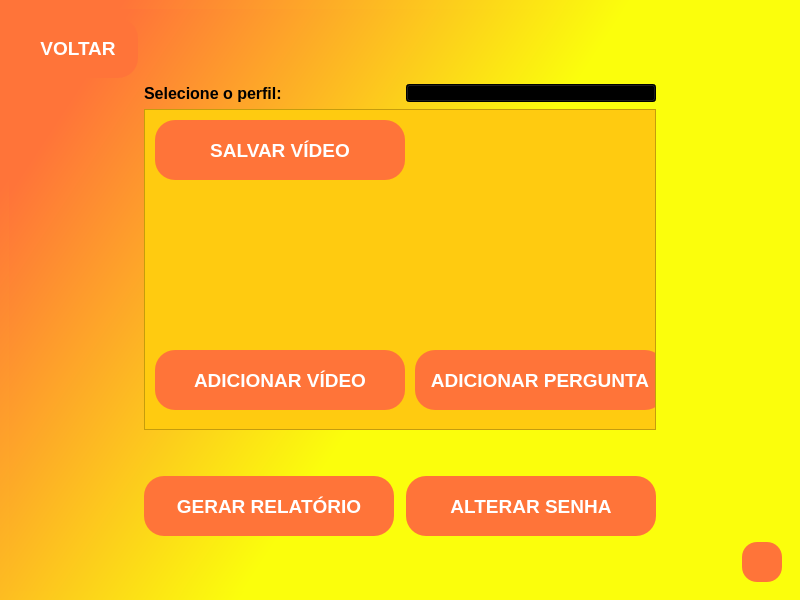
Old version of the form 5.Modulados/Modulados/mainwindow.ui in the repository IsadoraVanco/Gamellito.
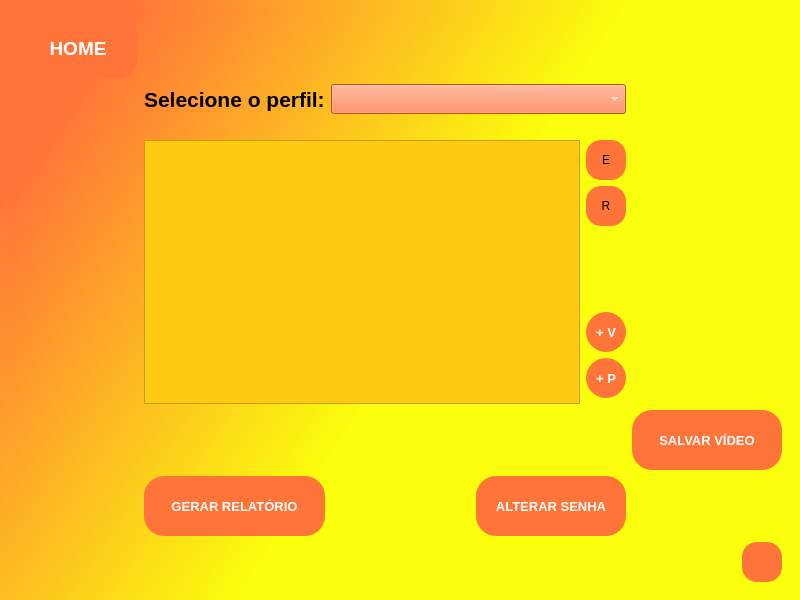
New version of the form. The open tabs and pages were chosen to show the change.

Diff of the .ui file:
```diff
--- a/5.Modulados/Modulados/mainwindow.ui
+++ b/5.Modulados/Modulados/mainwindow.ui
@@ -582,8 +582,175 @@
       </widget>
       <widget class="QWidget" name="configurar">
        <layout class="QGridLayout" name="gridLayout_4">
-        <item row="4" column="1">
+
+        <item row="6" column="5">
+
+         <spacer name="horizontalSpacer_configurar">
+
+          <property name="orientation">
+
+           <enum>Qt::Horizontal</enum>
+
+          </property>
+
+          <property name="sizeType">
+
+           <enum>QSizePolicy::Minimum</enum>
+
+          </property>
+
+          <property name="sizeHint" stdset="0">
+
+           <size>
+
+            <width>120</width>
+
+            <height>20</height>
+
+           </size>
+
+          </property>
+
+         </spacer>
+
+        </item>
+
+        <item row="8" column="5" alignment="Qt::AlignRight|Qt::AlignBottom">
+
+         <widget class="QPushButton" name="pushButton_sair">
+
+          <property name="sizePolicy">
+
+           <sizepolicy hsizetype="Fixed" vsizetype="Fixed">
+
+            <horstretch>0</horstretch>
+
+            <verstretch>0</verstretch>
+
+           </sizepolicy>
+
+          </property>
+
+          <property name="minimumSize">
+
+           <size>
+
+            <width>40</width>
+
+            <height>40</height>
+
+           </size>
+
+          </property>
+
+          <property name="maximumSize">
+
+           <size>
+
+            <width>40</width>
+
+            <height>40</height>
+
+           </size>
+
+          </property>
+
+          <property name="font">
+
+           <font>
+
+            <pointsize>14</pointsize>
+
+            <weight>75</weight>
+
+            <bold>true</bold>
+
+           </font>
+
+          </property>
+
+          <property name="cursor">
+
+           <cursorShape>PointingHandCursor</cursorShape>
+
+          </property>
+
+          <property name="styleSheet">
+
+           <string notr="true">QPushButton {
+
+	background-color: #FF7439;
+
+	border-radius: 15px;
+
+	border: none;
+
+}
+
+
+
+QPushButton:pressed {
+
+	background-color: #c8592d;
+
+}
+
+
+
+QPushButton:hover {
+
+	background-color: #c8592d;
+
+}</string>
+
+          </property>
+
+          <property name="text">
+
+           <string/>
+
+          </property>
+
+         </widget>
+
+        </item>
+
+        <item row="6" column="2">
+
+         <spacer name="horizontalSpacer_configurar_3">
+
+          <property name="orientation">
+
+           <enum>Qt::Horizontal</enum>
+
+          </property>
+
+          <property name="sizeType">
+
+           <enum>QSizePolicy::Expanding</enum>
+
+          </property>
+
+          <property name="sizeHint" stdset="0">
+
+           <size>
+
+            <width>40</width>
+
+            <height>20</height>
+
+           </size>
+
+          </property>
+
+         </spacer>
+
+        </item>
+
+        <item row="6" column="1">
+
          <widget class="QPushButton" name="pushButton_gerar_relatorio">
+
           <property name="sizePolicy">
            <sizepolicy hsizetype="Fixed" vsizetype="Fixed">
             <horstretch>0</horstretch>
@@ -591,11 +758,17 @@
            </sizepolicy>
           </property>
           <property name="minimumSize">
+
            <size>
-            <width>250</width>
+
+            <width>150</width>
+
             <height>60</height>
+
            </size>
+
           </property>
+
           <property name="maximumSize">
            <size>
             <width>250</width>
@@ -603,12 +776,19 @@
            </size>
           </property>
           <property name="font">
+
            <font>
-            <pointsize>14</pointsize>
+
+            <pointsize>10</pointsize>
+
             <weight>75</weight>
+
             <bold>true</bold>
+
            </font>
+
           </property>
+
           <property name="cursor">
            <cursorShape>PointingHandCursor</cursorShape>
           </property>
@@ -632,7 +812,9 @@
            <string>GERAR RELATÓRIO</string>
           </property>
          </widget>
+
         </item>
+
         <item row="0" column="0">
          <widget class="QPushButton" name="pushButton_voltar_configurar">
           <property name="sizePolicy">
@@ -680,12 +862,50 @@
 }</string>
           </property>
           <property name="text">
-           <string>VOLTAR</string>
+
+           <string>HOME</string>
+
           </property>
+
          </widget>
         </item>
-        <item row="4" column="3">
+
+        <item row="5" column="1">
+
+         <spacer name="verticalSpacer_configurar">
+
+          <property name="orientation">
+
+           <enum>Qt::Vertical</enum>
+
+          </property>
+
+          <property name="sizeType">
+
+           <enum>QSizePolicy::Minimum</enum>
+
+          </property>
+
+          <property name="sizeHint" stdset="0">
+
+           <size>
+
+            <width>20</width>
+
+            <height>40</height>
+
+           </size>
+
+          </property>
+
+         </spacer>
+
+        </item>
+
+        <item row="6" column="3">
+
          <widget class="QPushButton" name="pushButton_alterar_senha">
+
           <property name="sizePolicy">
            <sizepolicy hsizetype="Fixed" vsizetype="Fixed">
             <horstretch>0</horstretch>
@@ -693,18 +913,31 @@
            </sizepolicy>
           </property>
           <property name="minimumSize">
+
            <size>
-            <width>250</width>
+
+            <width>150</width>
+
             <height>60</height>
+
            </size>
+
           </property>
+
           <property name="font">
+
            <font>
-            <pointsize>14</pointsize>
+
+            <pointsize>10</pointsize>
+
             <weight>75</weight>
+
             <bold>true</bold>
+
            </font>
+
           </property>
+
           <property name="cursor">
            <cursorShape>PointingHandCursor</cursorShape>
           </property>
@@ -728,110 +961,13 @@
            <string>ALTERAR SENHA</string>
           </property>
          </widget>
+
         </item>
-        <item row="1" column="3">
-         <widget class="QComboBox" name="comboBox_perfis"/>
-        </item>
-        <item row="4" column="4">
-         <spacer name="horizontalSpacer_configurar">
-          <property name="orientation">
-           <enum>Qt::Horizontal</enum>
-          </property>
-          <property name="sizeType">
-           <enum>QSizePolicy::Minimum</enum>
-          </property>
-          <property name="sizeHint" stdset="0">
-           <size>
-            <width>120</width>
-            <height>20</height>
-           </size>
-          </property>
-         </spacer>
-        </item>
-        <item row="3" column="1">
-         <spacer name="verticalSpacer_configurar">
-          <property name="orientation">
-           <enum>Qt::Vertical</enum>
-          </property>
-          <property name="sizeType">
-           <enum>QSizePolicy::Minimum</enum>
-          </property>
-          <property name="sizeHint" stdset="0">
-           <size>
-            <width>20</width>
-            <height>40</height>
-           </size>
-          </property>
-         </spacer>
-        </item>
-        <item row="5" column="4" alignment="Qt::AlignRight|Qt::AlignBottom">
-         <widget class="QPushButton" name="pushButton_sair">
-          <property name="sizePolicy">
-           <sizepolicy hsizetype="Fixed" vsizetype="Fixed">
-            <horstretch>0</horstretch>
-            <verstretch>0</verstretch>
-           </sizepolicy>
-          </property>
-          <property name="minimumSize">
-           <size>
-            <width>40</width>
-            <height>40</height>
-           </size>
-          </property>
-          <property name="maximumSize">
-           <size>
-            <width>40</width>
-            <height>40</height>
-           </size>
-          </property>
-          <property name="font">
-           <font>
-            <pointsize>14</pointsize>
-            <weight>75</weight>
-            <bold>true</bold>
-           </font>
-          </property>
-          <property name="cursor">
-           <cursorShape>PointingHandCursor</cursorShape>
-          </property>
-          <property name="styleSheet">
-           <string notr="true">QPushButton {
-	background-color: #FF7439;
-	border-radius: 15px;
-	border: none;
-}
 
-QPushButton:pressed {
-	background-color: #c8592d;
-}
+        <item row="6" column="0">
 
-QPushButton:hover {
-	background-color: #c8592d;
-}</string>
-          </property>
-          <property name="text">
-           <string/>
-          </property>
-         </widget>
-        </item>
-        <item row="5" column="1">
-         <spacer name="verticalSpacer_configurar_2">
-          <property name="orientation">
-           <enum>Qt::Vertical</enum>
-          </property>
-          <property name="sizeType">
-           <enum>QSizePolicy::Minimum</enum>
-          </property>
-          <property name="sizeHint" stdset="0">
-           <size>
-            <width>20</width>
-            <height>40</height>
-           </size>
-          </property>
-         </spacer>
-        </item>
-        <item row="4" column="0">
          <spacer name="horizontalSpacer_configurar_2">
+
           <property name="orientation">
            <enum>Qt::Horizontal</enum>
           </property>
@@ -845,217 +981,25 @@
            </size>
           </property>
          </spacer>
-        </item>
-        <item row="4" column="2">
-         <spacer name="horizontalSpacer_configurar_3">
-          <property name="orientation">
-           <enum>Qt::Horizontal</enum>
-          </property>
-          <property name="sizeType">
-           <enum>QSizePolicy::Expanding</enum>
-          </property>
-          <property name="sizeHint" stdset="0">
-           <size>
-            <width>40</width>
-            <height>20</height>
-           </size>
-          </property>
-         </spacer>
-        </item>
-        <item row="2" column="1" colspan="3">
-         <widget class="QScrollArea" name="scrollArea">
-          <property name="styleSheet">
-           <string notr="true">background-color: rgb(255, 203, 16);</string>
-          </property>
-          <property name="widgetResizable">
-           <bool>true</bool>
-          </property>
-          <widget class="QWidget" name="scrollAreaWidgetContents">
-           <property name="geometry">
-            <rect>
-             <x>0</x>
-             <y>0</y>
-             <width>100</width>
-             <height>30</height>
-            </rect>
-           </property>
-           <widget class="QPushButton" name="pushButton_adicionar_pergunta">
-            <property name="geometry">
-             <rect>
-              <x>270</x>
-              <y>240</y>
-              <width>250</width>
-              <height>60</height>
-             </rect>
-            </property>
-            <property name="sizePolicy">
-             <sizepolicy hsizetype="Expanding" vsizetype="MinimumExpanding">
-              <horstretch>100</horstretch>
-              <verstretch>0</verstretch>
-             </sizepolicy>
-            </property>
-            <property name="minimumSize">
-             <size>
-              <width>250</width>
-              <height>60</height>
-             </size>
-            </property>
-            <property name="maximumSize">
-             <size>
-              <width>250</width>
-              <height>60</height>
-             </size>
-            </property>
-            <property name="font">
-             <font>
-              <pointsize>14</pointsize>
-              <weight>75</weight>
-              <bold>true</bold>
-             </font>
-            </property>
-            <property name="cursor">
-             <cursorShape>PointingHandCursor</cursorShape>
-            </property>
-            <property name="styleSheet">
-             <string notr="true">QPushButton {
-	background-color: #FF7439;
-	border-radius: 20px;
-	border: none;
-	color: #fff;
-}
 
-QPushButton:hover {
-	background-color: #c8592d;
-}
-
-QPushButton:pressed {
-	background-color: #c8592d;
-}</string>
-            </property>
-            <property name="text">
-             <string>ADICIONAR PERGUNTA</string>
-            </property>
-           </widget>
-           <widget class="QPushButton" name="pushButton_adicionar_video">
-            <property name="geometry">
-             <rect>
-              <x>10</x>
-              <y>240</y>
-              <width>250</width>
-              <height>60</height>
-             </rect>
-            </property>
-            <property name="sizePolicy">
-             <sizepolicy hsizetype="Expanding" vsizetype="MinimumExpanding">
-              <horstretch>100</horstretch>
-              <verstretch>0</verstretch>
-             </sizepolicy>
-            </property>
-            <property name="minimumSize">
-             <size>
-              <width>250</width>
-              <height>60</height>
-             </size>
-            </property>
-            <property name="maximumSize">
-             <size>
-              <width>250</width>
-              <height>60</height>
-             </size>
-            </property>
-            <property name="font">
-             <font>
-              <pointsize>14</pointsize>
-              <weight>75</weight>
-              <bold>true</bold>
-             </font>
-            </property>
-            <property name="cursor">
-             <cursorShape>PointingHandCursor</cursorShape>
-            </property>
-            <property name="styleSheet">
-             <string notr="true">QPushButton {
-	background-color: #FF7439;
-	border-radius: 20px;
-	border: none;
-	color: #fff;
-}
-
-QPushButton:hover {
-	background-color: #c8592d;
-}
-
-QPushButton:pressed {
-	background-color: #c8592d;
-}</string>
-            </property>
-            <property name="text">
-             <string>ADICIONAR VÍDEO</string>
-            </property>
-           </widget>
-           <widget class="QPushButton" name="pushButton_salvar_video">
-            <property name="geometry">
-             <rect>
-              <x>10</x>
-              <y>10</y>
-              <width>250</width>
-              <height>60</height>
-             </rect>
-            </property>
-            <property name="sizePolicy">
-             <sizepolicy hsizetype="Fixed" vsizetype="Fixed">
-              <horstretch>0</horstretch>
-              <verstretch>0</verstretch>
-             </sizepolicy>
-            </property>
-            <property name="minimumSize">
-             <size>
-              <width>250</width>
-              <height>60</height>
-             </size>
-            </property>
-            <property name="font">
-             <font>
-              <pointsize>14</pointsize>
-              <weight>75</weight>
-              <bold>true</bold>
-             </font>
-            </property>
-            <property name="cursor">
-             <cursorShape>PointingHandCursor</cursorShape>
-            </property>
-            <property name="styleSheet">
-             <string notr="true">QPushButton {
-	background-color: #FF7439;
-	border-radius: 20px;
-	border: none;
-	color: #fff;
-}
-
-QPushButton:hover {
-	background-color: #c8592d;
-}
-
-QPushButton:pressed {
-	background-color: #c8592d;
-}</string>
-            </property>
-            <property name="text">
-             <string>SALVAR VÍDEO</string>
-            </property>
-           </widget>
-          </widget>
-         </widget>
         </item>
+
         <item row="1" column="1">
          <widget class="QLabel" name="label">
           <property name="font">
+
            <font>
-            <pointsize>12</pointsize>
+
+            <pointsize>16</pointsize>
+
             <weight>75</weight>
+
             <bold>true</bold>
+
            </font>
+
           </property>
+
           <property name="styleSheet">
            <string notr="true">background: none;</string>
           </property>
@@ -1064,6 +1008,849 @@
           </property>
          </widget>
         </item>
+
+        <item row="8" column="1">
+
+         <spacer name="verticalSpacer_configurar_2">
+
+          <property name="orientation">
+
+           <enum>Qt::Vertical</enum>
+
+          </property>
+
+          <property name="sizeType">
+
+           <enum>QSizePolicy::Minimum</enum>
+
+          </property>
+
+          <property name="sizeHint" stdset="0">
+
+           <size>
+
+            <width>20</width>
+
+            <height>40</height>
+
+           </size>
+
+          </property>
+
+         </spacer>
+
+        </item>
+
+        <item row="1" column="2" colspan="2">
+
+         <widget class="QComboBox" name="comboBox_perfis">
+
+          <property name="minimumSize">
+
+           <size>
+
+            <width>1</width>
+
+            <height>30</height>
+
+           </size>
+
+          </property>
+
+          <property name="font">
+
+           <font>
+
+            <pointsize>14</pointsize>
+
+            <weight>75</weight>
+
+            <bold>true</bold>
+
+           </font>
+
+          </property>
+
+          <property name="cursor">
+
+           <cursorShape>PointingHandCursor</cursorShape>
+
+          </property>
+
+          <property name="styleSheet">
+
+           <string notr="true">QComboBox{
+
+	background: #FF7439;
+
+	color: white;
+
+	font-weight: bold;
+
+	padding: 1px 18px 1px 3px;
+
+}
+
+
+
+/*
+
+QComboBox:drop-down {
+
+        subcontrol-origin: padding;
+
+        subcontrol-position: top right;
+
+       width: 20px;
+
+      border-left-width: 1px;
+
+      border-left-color: darkgray;
+
+      border-left-style: solid;
+
+        border-top-right-radius: 3px;
+
+        border-bottom-right-radius: 3px;
+
+ }
+
+*/</string>
+
+          </property>
+
+         </widget>
+
+        </item>
+
+        <item row="3" column="1" colspan="3">
+
+         <layout class="QGridLayout" name="gridLayout_10">
+
+          <property name="sizeConstraint">
+
+           <enum>QLayout::SetMaximumSize</enum>
+
+          </property>
+
+          <item row="1" column="2">
+
+           <layout class="QVBoxLayout" name="verticalLayout_3">
+
+            <item>
+
+             <widget class="QPushButton" name="pushButton_editarItem">
+
+              <property name="sizePolicy">
+
+               <sizepolicy hsizetype="Fixed" vsizetype="Fixed">
+
+                <horstretch>0</horstretch>
+
+                <verstretch>0</verstretch>
+
+               </sizepolicy>
+
+              </property>
+
+              <property name="minimumSize">
+
+               <size>
+
+                <width>40</width>
+
+                <height>40</height>
+
+               </size>
+
+              </property>
+
+              <property name="cursor">
+
+               <cursorShape>PointingHandCursor</cursorShape>
+
+              </property>
+
+              <property name="styleSheet">
+
+               <string notr="true">QPushButton {
+
+	background-color: #FF7439;
+
+	border-radius: 15px;
+
+	border: none;
+
+}
+
+
+
+QPushButton:pressed {
+
+	background-color: #c8592d;
+
+}
+
+
+
+QPushButton:hover {
+
+	background-color: #c8592d;
+
+}</string>
+
+              </property>
+
+              <property name="text">
+
+               <string>E</string>
+
+              </property>
+
+             </widget>
+
+            </item>
+
+            <item>
+
+             <widget class="QPushButton" name="pushButton_removerItem">
+
+              <property name="sizePolicy">
+
+               <sizepolicy hsizetype="Fixed" vsizetype="Fixed">
+
+                <horstretch>0</horstretch>
+
+                <verstretch>0</verstretch>
+
+               </sizepolicy>
+
+              </property>
+
+              <property name="minimumSize">
+
+               <size>
+
+                <width>40</width>
+
+                <height>40</height>
+
+               </size>
+
+              </property>
+
+              <property name="cursor">
+
+               <cursorShape>PointingHandCursor</cursorShape>
+
+              </property>
+
+              <property name="styleSheet">
+
+               <string notr="true">QPushButton {
+
+	background-color: #FF7439;
+
+	border-radius: 15px;
+
+	border: none;
+
+}
+
+
+
+QPushButton:pressed {
+
+	background-color: #c8592d;
+
+}
+
+
+
+QPushButton:hover {
+
+	background-color: #c8592d;
+
+}</string>
+
+              </property>
+
+              <property name="text">
+
+               <string>R</string>
+
+              </property>
+
+             </widget>
+
+            </item>
+
+           </layout>
+
+          </item>
+
+          <item row="1" column="0" rowspan="4">
+
+           <widget class="QListWidget" name="listWidget">
+
+            <property name="font">
+
+             <font>
+
+              <pointsize>16</pointsize>
+
+              <weight>75</weight>
+
+              <bold>true</bold>
+
+             </font>
+
+            </property>
+
+            <property name="autoFillBackground">
+
+             <bool>true</bool>
+
+            </property>
+
+            <property name="styleSheet">
+
+             <string notr="true">QListWidget{
+
+ 	background-color: rgb(255, 203, 16);
+
+}
+
+/*
+
+QListWidget:alternatingRowColors{
+
+	background: black;
+
+}
+
+
+
+QListWidgetItem{
+
+	background: #FF7439;
+
+	min-height: 30px;
+
+}
+
+*/
+
+QScrollBar:vertical {
+
+ 	border: none;
+
+    background: rgb(255, 203, 16);
+
+    width: 15px;
+
+    margin: 0px 0px 0px 0px;
+
+}
+
+
+
+QScrollBar::handle:vertical {
+
+	background: #FF7439;
+
+	min-height: 30px;
+
+}
+
+
+
+QScrollBar::add-line:vertical {
+
+	height: 0px;
+
+}
+
+
+
+QScrollBar::sub-line:vertical {
+
+	height: 0px;
+
+}</string>
+
+            </property>
+
+            <property name="horizontalScrollBarPolicy">
+
+             <enum>Qt::ScrollBarAlwaysOff</enum>
+
+            </property>
+
+            <property name="tabKeyNavigation">
+
+             <bool>true</bool>
+
+            </property>
+
+            <property name="dragDropMode">
+
+             <enum>QAbstractItemView::DragDrop</enum>
+
+            </property>
+
+            <property name="defaultDropAction">
+
+             <enum>Qt::MoveAction</enum>
+
+            </property>
+
+            <property name="alternatingRowColors">
+
+             <bool>true</bool>
+
+            </property>
+
+            <property name="selectionBehavior">
+
+             <enum>QAbstractItemView::SelectRows</enum>
+
+            </property>
+
+            <property name="iconSize">
+
+             <size>
+
+              <width>20</width>
+
+              <height>20</height>
+
+             </size>
+
+            </property>
+
+            <property name="textElideMode">
+
+             <enum>Qt::ElideMiddle</enum>
+
+            </property>
+
+            <property name="movement">
+
+             <enum>QListView::Free</enum>
+
+            </property>
+
+            <property name="isWrapping" stdset="0">
+
+             <bool>false</bool>
+
+            </property>
+
+            <property name="resizeMode">
+
+             <enum>QListView::Adjust</enum>
+
+            </property>
+
+            <property name="layoutMode">
+
+             <enum>QListView::SinglePass</enum>
+
+            </property>
+
+            <property name="spacing">
+
+             <number>16</number>
+
+            </property>
+
+            <property name="viewMode">
+
+             <enum>QListView::ListMode</enum>
+
+            </property>
+
+            <property name="wordWrap">
+
+             <bool>false</bool>
+
+            </property>
+
+            <property name="itemAlignment">
+
+             <set>Qt::AlignLeading</set>
+
+            </property>
+
+           </widget>
+
+          </item>
+
+          <item row="3" column="2">
+
+           <layout class="QVBoxLayout" name="verticalLayout_5">
+
+            <item>
+
+             <widget class="QPushButton" name="pushButton_adicionar_video">
+
+              <property name="sizePolicy">
+
+               <sizepolicy hsizetype="Fixed" vsizetype="Fixed">
+
+                <horstretch>0</horstretch>
+
+                <verstretch>0</verstretch>
+
+               </sizepolicy>
+
+              </property>
+
+              <property name="minimumSize">
+
+               <size>
+
+                <width>40</width>
+
+                <height>40</height>
+
+               </size>
+
+              </property>
+
+              <property name="maximumSize">
+
+               <size>
+
+                <width>250</width>
+
+                <height>60</height>
+
+               </size>
+
+              </property>
+
+              <property name="font">
+
+               <font>
+
+                <pointsize>10</pointsize>
+
+                <weight>75</weight>
+
+                <bold>true</bold>
+
+               </font>
+
+              </property>
+
+              <property name="cursor">
+
+               <cursorShape>PointingHandCursor</cursorShape>
+
+              </property>
+
+              <property name="styleSheet">
+
+               <string notr="true">QPushButton {
+
+	background-color: #FF7439;
+
+	border-radius: 20px;
+
+	border: none;
+
+	color: #fff;
+
+}
+
+
+
+QPushButton:hover {
+
+	background-color: #c8592d;
+
+}
+
+
+
+QPushButton:pressed {
+
+	background-color: #c8592d;
+
+}</string>
+
+              </property>
+
+              <property name="text">
+
+               <string>+ V</string>
+
+              </property>
+
+             </widget>
+
+            </item>
+
+            <item>
+
+             <widget class="QPushButton" name="pushButton_adicionar_pergunta">
+
+              <property name="sizePolicy">
+
+               <sizepolicy hsizetype="Fixed" vsizetype="Fixed">
+
+                <horstretch>0</horstretch>
+
+                <verstretch>0</verstretch>
+
+               </sizepolicy>
+
+              </property>
+
+              <property name="minimumSize">
+
+               <size>
+
+                <width>40</width>
+
+                <height>40</height>
+
+               </size>
+
+              </property>
+
+              <property name="maximumSize">
+
+               <size>
+
+                <width>250</width>
+
+                <height>60</height>
+
+               </size>
+
+              </property>
+
+              <property name="font">
+
+               <font>
+
+                <pointsize>10</pointsize>
+
+                <weight>75</weight>
+
+                <bold>true</bold>
+
+               </font>
+
+              </property>
+
+              <property name="cursor">
+
+               <cursorShape>PointingHandCursor</cursorShape>
+
+              </property>
+
+              <property name="styleSheet">
+
+               <string notr="true">QPushButton {
+
+	background-color: #FF7439;
+
+	border-radius: 20px;
+
+	border: none;
+
+	color: #fff;
+
+}
+
+
+
+QPushButton:hover {
+
+	background-color: #c8592d;
+
+}
+
+
+
+QPushButton:pressed {
+
+	background-color: #c8592d;
+
+}</string>
+
+              </property>
+
+              <property name="text">
+
+               <string>+ P</string>
+
+              </property>
+
+             </widget>
+
+            </item>
+
+           </layout>
+
+          </item>
+
+          <item row="2" column="2">
+
+           <spacer name="verticalSpacer_12">
+
+            <property name="orientation">
+
+             <enum>Qt::Vertical</enum>
+
+            </property>
+
+            <property name="sizeHint" stdset="0">
+
+             <size>
+
+              <width>20</width>
+
+              <height>40</height>
+
+             </size>
+
+            </property>
+
+           </spacer>
+
+          </item>
+
+         </layout>
+
+        </item>
+
+        <item row="5" column="5">
+
+         <widget class="QPushButton" name="pushButton_salvar_video">
+
+          <property name="sizePolicy">
+
+           <sizepolicy hsizetype="Fixed" vsizetype="Fixed">
+
+            <horstretch>0</horstretch>
+
+            <verstretch>0</verstretch>
+
+           </sizepolicy>
+
+          </property>
+
+          <property name="minimumSize">
+
+           <size>
+
+            <width>150</width>
+
+            <height>60</height>
+
+           </size>
+
+          </property>
+
+          <property name="font">
+
+           <font>
+
+            <pointsize>10</pointsize>
+
+            <weight>75</weight>
+
+            <bold>true</bold>
+
+           </font>
+
+          </property>
+
+          <property name="cursor">
+
+           <cursorShape>PointingHandCursor</cursorShape>
+
+          </property>
+
+          <property name="styleSheet">
+
+           <string notr="true">QPushButton {
+
+	background-color: #FF7439;
+
+	border-radius: 20px;
+
+	border: none;
+
+	color: #fff;
+
+}
+
+
+
+QPushButton:hover {
+
+	background-color: #c8592d;
+
+}
+
+
+
+QPushButton:pressed {
+
+	background-color: #c8592d;
+
+}</string>
+
+          </property>
+
+          <property name="text">
+
+           <string>SALVAR VÍDEO</string>
+
+          </property>
+
+         </widget>
+
+        </item>
+
+        <item row="2" column="2">
+
+         <spacer name="verticalSpacer_9">
+
+          <property name="orientation">
+
+           <enum>Qt::Vertical</enum>
+
+          </property>
+
+          <property name="sizeType">
+
+           <enum>QSizePolicy::Fixed</enum>
+
+          </property>
+
+          <property name="sizeHint" stdset="0">
+
+           <size>
+
+            <width>20</width>
+
+            <height>20</height>
+
+           </size>
+
+          </property>
+
+         </spacer>
+
+        </item>
+
        </layout>
       </widget>
       <widget class="QWidget" name="reprodutor">
```
Left out of the diff: 2139 changed lines with no effect on the pictures.
